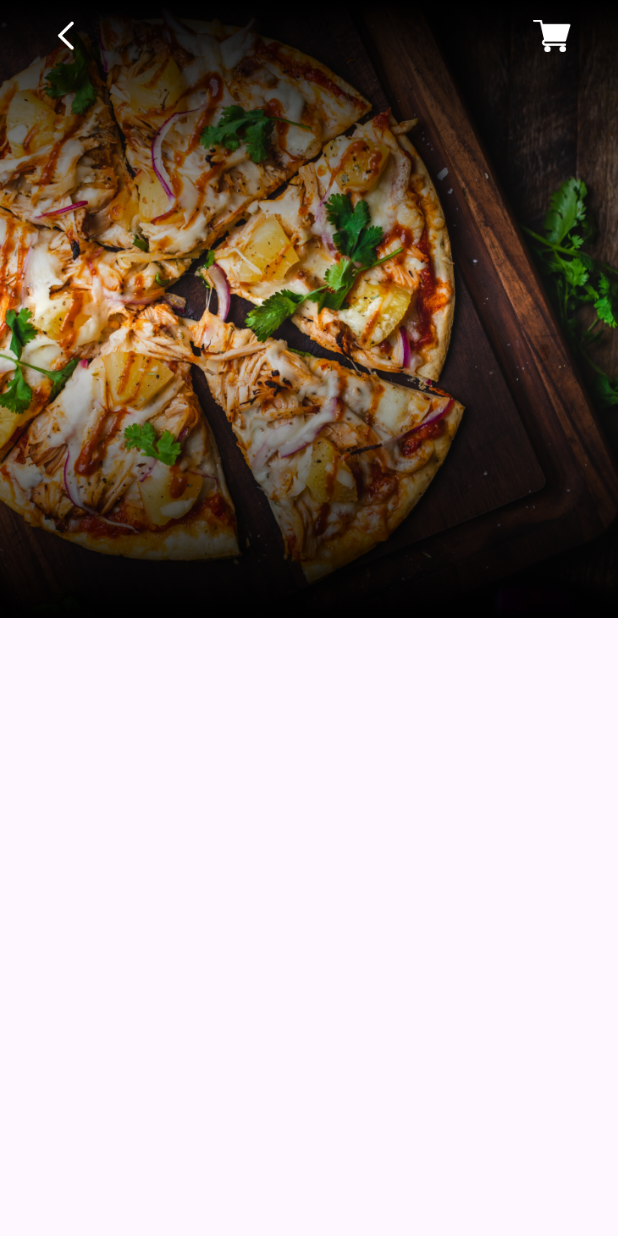
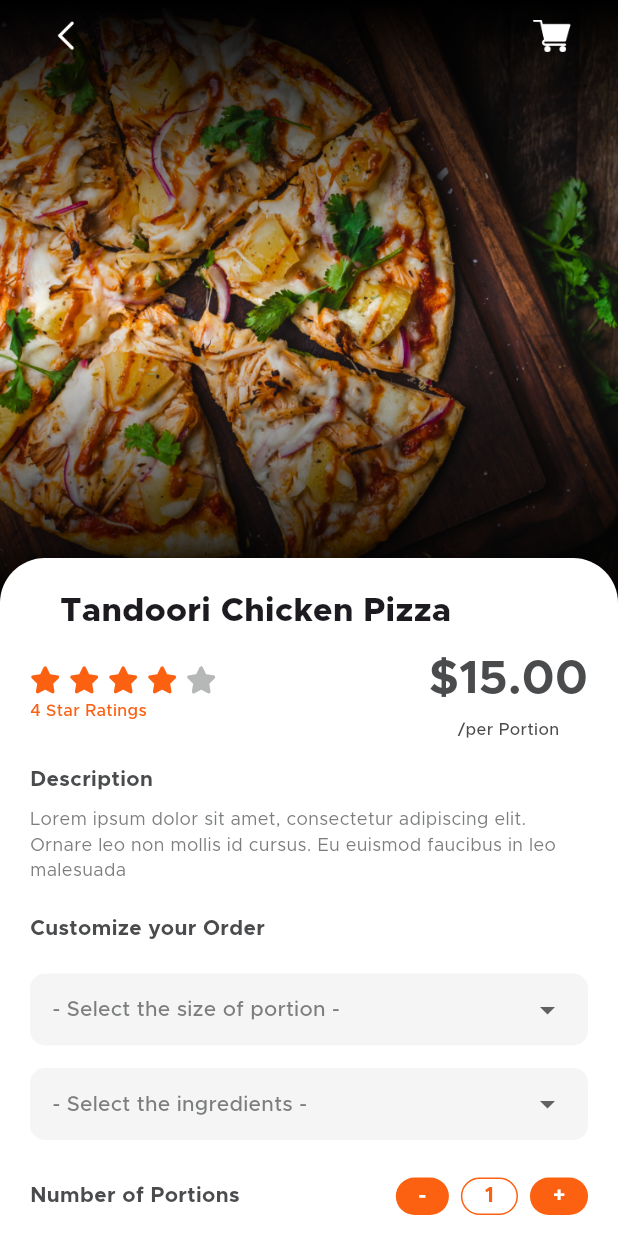
Before and after one commit to khaledAlssadny/food_app, a Flutter app: the ItemDetailsView screen opened directly, on a phone screen of 412 x 824 dp. Run offline on Flutter 3.47's test engine with Material 3 defaults, Android fonts, the phone set to English and light mode, and no system bars; our stand-ins replace font_awesome_flutter; missing offline and left inert: otp_pin_field.

Commit message:
create sliding content container and refactor the item_details_view file

```diff
--- /dev/null
+++ b/lib/common/constants.dart
@@ -0,0 +1,7 @@
+import 'package:flutter/material.dart';
+
+const kPrimaryColor = Color(0xff100B20);
+const kTranstionDuration = Duration(milliseconds: 250);
+const kGtSectraFine = 'GT Sectra Fine';
+const kFeaturedBox = 'featured_box';
+const kNewestBox = 'newest_box';
--- /dev/null
+++ b/lib/common/styles.dart
@@ -0,0 +1,22 @@
+import 'package:flutter/material.dart';
+import 'package:food_app1/common/constants.dart';
+
+abstract class Styles {
+  static const textStyle18 = TextStyle(
+    fontSize: 18,
+    fontWeight: FontWeight.w600,
+  );
+  static const textStyle20 = TextStyle(
+      fontSize: 18, fontWeight: FontWeight.normal, fontFamily: kGtSectraFine);
+  static const textStyle30 = TextStyle(
+      fontSize: 30, fontWeight: FontWeight.normal, fontFamily: kGtSectraFine);
+
+  static const textStyle14 = TextStyle(
+    fontSize: 14,
+    fontWeight: FontWeight.w600,
+  );
+  static const textStyle16 = TextStyle(
+    fontSize: 16,
+    fontWeight: FontWeight.w500,
+  );
+}
--- a/lib/view/menu/item_details_view.dart
+++ b/lib/view/menu/item_details_view.dart
@@ -2,6 +2,12 @@ import 'package:flutter/material.dart';
 import 'package:food_app1/view/menu/widgets/custom_app_bar.dart';
 import 'package:food_app1/view/menu/widgets/details_picture.dart';
 import 'package:food_app1/view/menu/widgets/gradient_effect.dart';
+import 'package:food_app1/view/menu/widgets/rating.dart';
+import 'package:food_app1/view/menu/widgets/price_section.dart';
+import 'package:food_app1/view/menu/widgets/quantity_selector.dart';
+import 'package:food_app1/view/menu/widgets/details_content_container.dart';
+import 'package:food_app1/view/menu/widgets/description_section.dart';
+import 'package:food_app1/view/menu/widgets/customization_section.dart';
 
 class ItemDetailsView extends StatefulWidget {
   const ItemDetailsView({super.key});
@@ -11,16 +17,100 @@ class ItemDetailsView extends StatefulWidget {
 }
 
 class _ItemDetailsViewState extends State<ItemDetailsView> {
+  double price = 15;
+  int quantity = 1;
+  bool isFav = false;
+  String? selectedSize;
+  String? selectedIngredient;
+
   @override
   Widget build(BuildContext context) {
     var media = MediaQuery.of(context).size;
+
     return SafeArea(
       child: Scaffold(
         body: Stack(
           alignment: Alignment.topCenter,
           children: [
+            // Background elements
             DetailsPicture(media: media),
             GradientEffect(media: media),
+
+            // Main scrollable content
+            SingleChildScrollView(
+              child: Padding(
+                padding: const EdgeInsets.only(top: 20),
+                child: Column(
+                  children: [
+                    SizedBox(height: media.width - 60),
+
+                    // Main content container
+                    DetailsContentContainer(
+                      width: media.width,
+                      child: Column(
+                        crossAxisAlignment: CrossAxisAlignment.start,
+                        children: [
+                          // Title
+                          const Padding(
+                            padding: EdgeInsets.symmetric(horizontal: 20),
+                            child: Text(
+                              "Tandoori Chicken Pizza",
+                              style: TextStyle(
+                                fontSize: 22,
+                                fontWeight: FontWeight.w800,
+                              ),
+                            ),
+                          ),
+                          const SizedBox(height: 8),
+
+                          // Rating and Price
+                          Row(
+                            mainAxisAlignment: MainAxisAlignment.spaceBetween,
+                            children: [
+                              Rating(rating: 4),
+                              const Spacer(),
+                              PriceSection(price: price),
+                            ],
+                          ),
+                          const SizedBox(height: 15),
+
+                          // Description
+                          DescriptionSection(
+                            description: "Lorem ipsum dolor sit amet, consectetur adipiscing elit. Ornare leo non mollis id cursus. Eu euismod faucibus in leo malesuada",
+                          ),
+                          const SizedBox(height: 20),
+
+                          // Customization
+                          CustomizationSection(
+                            selectedSize: selectedSize,
+                            selectedIngredient: selectedIngredient,
+                            onSizeChanged: (value) {
+                              setState(() => selectedSize = value);
+                            },
+                            onIngredientChanged: (value) {
+                              setState(() => selectedIngredient = value);
+                            },
+                          ),
+                          const SizedBox(height: 25),
+
+                          // Quantity Selector
+                          QuantitySelector(
+                            quantity: quantity,
+                            onQuantityChanged: (newQuantity) {
+                              setState(() => quantity = newQuantity);
+                            },
+                          ),
+
+                          const SizedBox(height: 50),
+                        ],
+                      ),
+                    ),
+                  ],
+                ),
+              ),
+            ),
+
+            // App Bar
             CustomAppBar(),
           ],
         ),
--- /dev/null
+++ b/lib/view/menu/widgets/custom_dropdown.dart
@@ -0,0 +1,55 @@
+import 'package:flutter/material.dart';
+import 'package:food_app1/common/color_extension.dart';
+
+class CustomDropdown extends StatelessWidget {
+  final String hint;
+  final List<String> items;
+  final String? selectedValue;
+  final Function(String?) onChanged;
+
+  const CustomDropdown({
+    super.key,
+    required this.hint,
+    required this.items,
+    required this.selectedValue,
+    required this.onChanged,
+  });
+
+  @override
+  Widget build(BuildContext context) {
+    return Container(
+      padding: const EdgeInsets.symmetric(horizontal: 15),
+      decoration: BoxDecoration(
+        color: Colors.grey[100],
+        borderRadius: BorderRadius.circular(10),
+      ),
+      child: DropdownButtonHideUnderline(
+        child: DropdownButton<String>(
+          isExpanded: true,
+          value: selectedValue,
+          hint: Text(
+            hint,
+            textAlign: TextAlign.center,
+            style: TextStyle(
+              color: TColor.secondaryText,
+              fontSize: 14,
+            ),
+          ),
+          items: items.map((e) {
+            return DropdownMenuItem(
+              value: e,
+              child: Text(
+                e,
+                style: TextStyle(
+                  color: TColor.primaryText,
+                  fontSize: 14
+                ),
+              ),
+            );
+          }).toList(),
+          onChanged: onChanged,
+        ),
+      ),
+    );
+  }
+}
--- /dev/null
+++ b/lib/view/menu/widgets/custom_quantity_button.dart
@@ -0,0 +1,45 @@
+/*
+import 'package:flutter/material.dart';
+import 'package:food_app1/common/color_extension.dart';
+
+class CustomQuantityButton extends StatelessWidget {
+  final String text;
+  final VoidCallback onPressed;
+
+  const CustomQuantityButton({
+    super.key,
+    required this.text,
+    required this.onPressed,
+  });
+
+  @override
+  Widget build(BuildContext context) {
+    return GestureDetector(
+      onTap: onPressed,
+      child: Container(
+        padding: const EdgeInsets.symmetric(horizontal: 15),
+        height: 25,
+        alignment: Alignment.center,
+        decoration: BoxDecoration(
+          color: TColor.primary,
+          borderRadius: BorderRadius.circular(12.5),
+        ),
+        child: Text(
+          text,
+          style: TextStyle(
+            color: TColor.white,
+            fontSize: 14,
+            fontWeight: FontWeight.w700,
+          ),
+        ),
+      ),
+    );
+  }
+}
+
+
+
+
+
+
+*/
--- /dev/null
+++ b/lib/view/menu/widgets/customization_section.dart
@@ -0,0 +1,49 @@
+import 'package:flutter/material.dart';
+import 'package:food_app1/common/color_extension.dart';
+import 'package:food_app1/view/menu/widgets/custom_dropdown.dart';
+
+class CustomizationSection extends StatelessWidget {
+  final String? selectedSize;
+  final String? selectedIngredient;
+  final Function(String?) onSizeChanged;
+  final Function(String?) onIngredientChanged;
+
+  const CustomizationSection({
+    super.key,
+    required this.selectedSize,
+    required this.selectedIngredient,
+    required this.onSizeChanged,
+    required this.onIngredientChanged,
+  });
+
+  @override
+  Widget build(BuildContext context) {
+    return Column(
+      crossAxisAlignment: CrossAxisAlignment.start,
+      children: [
+        Text(
+          "Customize your Order",
+          style: TextStyle(
+            color: TColor.primaryText,
+            fontSize: 14,
+            fontWeight: FontWeight.w700,
+          ),
+        ),
+        const SizedBox(height: 20),
+        CustomDropdown(
+          hint: "- Select the size of portion -",
+          items: ["Small", "Big"],
+          selectedValue: selectedSize,
+          onChanged: onSizeChanged,
+        ),
+        const SizedBox(height: 15),
+        CustomDropdown(
+          hint: "- Select the ingredients -",
+          items: ["Cheese", "Mushrooms", "Pepperoni"],
+          selectedValue: selectedIngredient,
+          onChanged: onIngredientChanged,
+        ),
+      ],
+    );
+  }
+}
--- /dev/null
+++ b/lib/view/menu/widgets/description_section.dart
@@ -0,0 +1,36 @@
+import 'package:flutter/material.dart';
+import 'package:food_app1/common/color_extension.dart';
+
+class DescriptionSection extends StatelessWidget {
+  final String description;
+
+  const DescriptionSection({
+    super.key,
+    required this.description,
+  });
+
+  @override
+  Widget build(BuildContext context) {
+    return Column(
+      crossAxisAlignment: CrossAxisAlignment.start,
+      children: [
+        Text(
+          "Description",
+          style: TextStyle(
+            color: TColor.primaryText,
+            fontSize: 14,
+            fontWeight: FontWeight.w700,
+          ),
+        ),
+        const SizedBox(height: 8),
+        Text(
+          description,
+          style: TextStyle(
+            color: TColor.secondaryText,
+            fontSize: 12,
+          ),
+        ),
+      ],
+    );
+  }
+}
--- /dev/null
+++ b/lib/view/menu/widgets/details_content_container.dart
@@ -0,0 +1,39 @@
+import 'package:flutter/material.dart';
+import 'package:food_app1/common/color_extension.dart';
+
+class DetailsContentContainer extends StatelessWidget {
+  final Widget child;
+  final double width;
+
+  const DetailsContentContainer({
+    super.key,
+    required this.child,
+    required this.width,
+  });
+
+  @override
+  Widget build(BuildContext context) {
+    return Container(
+      width: width,
+      decoration: BoxDecoration(
+        color: Colors.white,
+        borderRadius: const BorderRadius.only(
+          topLeft: Radius.circular(30),
+          topRight: Radius.circular(30),
+        ),
+        boxShadow: [
+          BoxShadow(
+            color: Colors.black.withAlpha(26),
+            spreadRadius: 0,
+            blurRadius: 10,
+            offset: const Offset(0, -5),
+          )
+        ],
+      ),
+      child: Padding(
+        padding: const EdgeInsets.all(20),
+        child: child,
+      ),
+    );
+  }
+}
--- /dev/null
+++ b/lib/view/menu/widgets/price_section.dart
@@ -0,0 +1,36 @@
+import 'package:flutter/material.dart';
+import 'package:food_app1/common/color_extension.dart';
+
+class PriceSection extends StatelessWidget {
+  final double price;
+
+  const PriceSection({
+    super.key,
+    required this.price,
+  });
+
+  @override
+  Widget build(BuildContext context) {
+    return Column(
+      children: [
+        Text(
+          "\$${price.toStringAsFixed(2)}",
+          style: TextStyle(
+            color: TColor.primaryText,
+            fontSize: 31,
+            fontWeight: FontWeight.w700,
+          ),
+        ),
+        const SizedBox(height: 4),
+        Text(
+          "/per Portion",
+          style: TextStyle(
+            color: TColor.primaryText,
+            fontSize: 11,
+            fontWeight: FontWeight.w500,
+          ),
+        ),
+      ],
+    );
+  }
+}
--- /dev/null
+++ b/lib/view/menu/widgets/quantity_container.dart
@@ -0,0 +1,42 @@
+import 'package:flutter/material.dart';
+import 'package:food_app1/common/color_extension.dart';
+
+class QuantityContainer extends StatelessWidget {
+  final String text;
+  final VoidCallback? onPressed;
+  final Color? backgroundColor;
+
+  const QuantityContainer({
+    super.key,
+    required this.text,
+    this.onPressed,
+    this.backgroundColor,
+  });
+
+  @override
+  Widget build(BuildContext context) {
+    return GestureDetector(
+      onTap: onPressed,
+      child: Container(
+        padding: const EdgeInsets.symmetric(horizontal: 15),
+        height: 25,
+        alignment: Alignment.center,
+        decoration: BoxDecoration(
+          color: backgroundColor ?? TColor.primary,
+          borderRadius: BorderRadius.circular(12.5),
+          border: backgroundColor == Colors.white
+              ? Border.all(color: TColor.primary, width: 1)
+              : null,
+        ),
+        child: Text(
+          text,
+          style: TextStyle(
+            color: backgroundColor == Colors.white ? TColor.primary : TColor.white,
+            fontSize: 14,
+            fontWeight: FontWeight.w700,
+          ),
+        ),
+      ),
+    );
+  }
+}
--- /dev/null
+++ b/lib/view/menu/widgets/quantity_selector.dart
@@ -0,0 +1,52 @@
+import 'package:flutter/material.dart';
+import 'package:food_app1/common/color_extension.dart';
+import 'package:food_app1/view/menu/widgets/quantity_container.dart';
+
+class QuantitySelector extends StatelessWidget {
+  final int quantity;
+  final Function(int) onQuantityChanged;
+
+  const QuantitySelector({
+    super.key,
+    required this.quantity,
+    required this.onQuantityChanged,
+  });
+
+  @override
+  Widget build(BuildContext context) {
+    return Row(
+      children: [
+        Text(
+          "Number of Portions",
+          style: TextStyle(
+            color: TColor.primaryText,
+            fontSize: 14,
+            fontWeight: FontWeight.w700,
+          ),
+        ),
+        const Spacer(),
+        QuantityContainer(
+          text: "-",
+          onPressed: () {
+            if (quantity > 1) {
+              onQuantityChanged(quantity - 1);
+            }
+          },
+        ),
+        const SizedBox(width: 8),
+        QuantityContainer(
+          text: quantity.toString(),
+          onPressed: null,
+          backgroundColor: Colors.white,
+        ),
+        const SizedBox(width: 8),
+        QuantityContainer(
+          text: "+",
+          onPressed: () {
+            onQuantityChanged(quantity + 1);
+          },
+        ),
+      ],
+    );
+  }
+}
--- /dev/null
+++ b/lib/view/menu/widgets/rating.dart
@@ -0,0 +1,45 @@
+import 'package:flutter/material.dart';
+import 'package:font_awesome_flutter/font_awesome_flutter.dart';
+import 'package:food_app1/common/color_extension.dart';
+
+class Rating extends StatelessWidget {
+  const Rating({
+    super.key,
+    this.mainAxisAlignment = MainAxisAlignment.start,
+    required this.rating,
+  });
+
+  final MainAxisAlignment mainAxisAlignment;
+  final int rating;
+
+  @override
+  Widget build(BuildContext context) {
+    return Column(
+      crossAxisAlignment: CrossAxisAlignment.start,
+      children: [
+        Row(
+          mainAxisAlignment: mainAxisAlignment,
+          children: List.generate(5, (index) {
+            return Padding(
+              padding: const EdgeInsets.only(right: 8),
+              child: Icon(
+                FontAwesomeIcons.solidStar,
+                color: index < rating.floor()
+                    ? TColor.primary
+                    : TColor.placeholder,
+                size: 18,
+              ),
+            );
+          }),
+        ),
+        const SizedBox(
+          height: 4,
+        ),
+        Text(
+          '$rating Star Ratings',
+          style: TextStyle(fontSize: 11, fontWeight: FontWeight.w500,color: TColor.primary),
+        )
+      ],
+    );
+  }
+}
```
Also changed, not shown: pubspec.yaml (+5 -12 lines), pubspec.lock, 1 other file.
